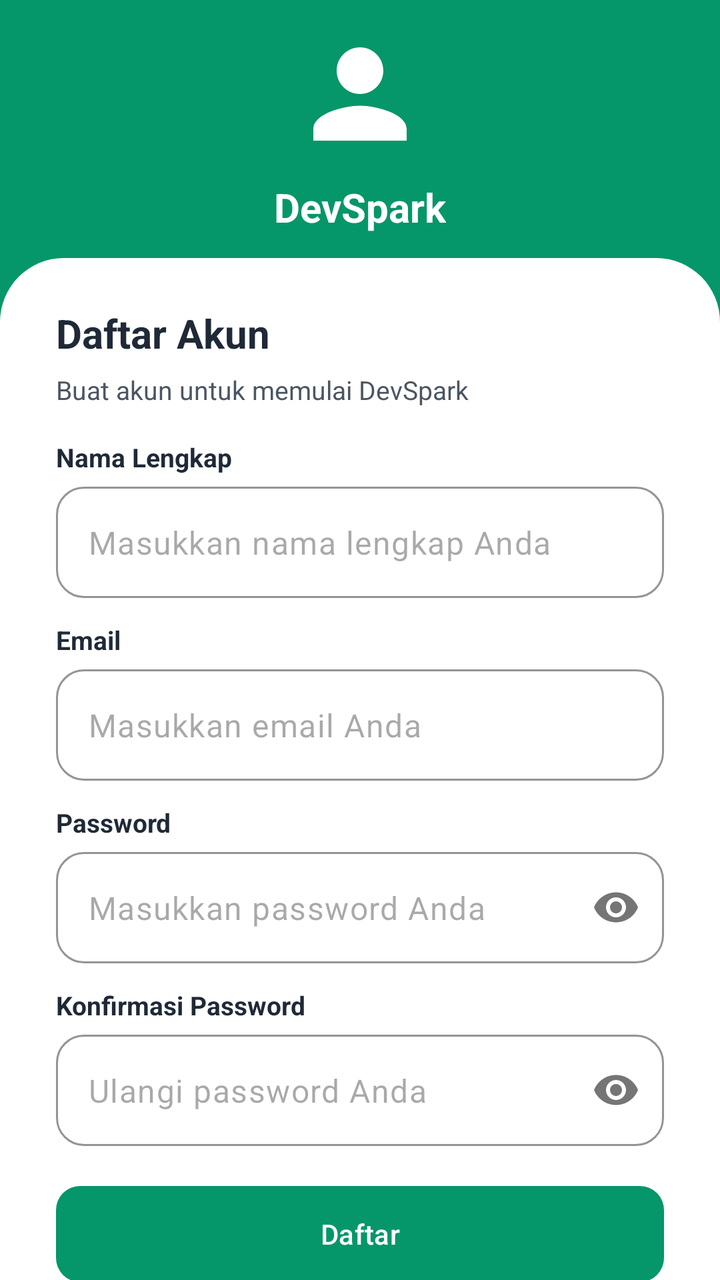
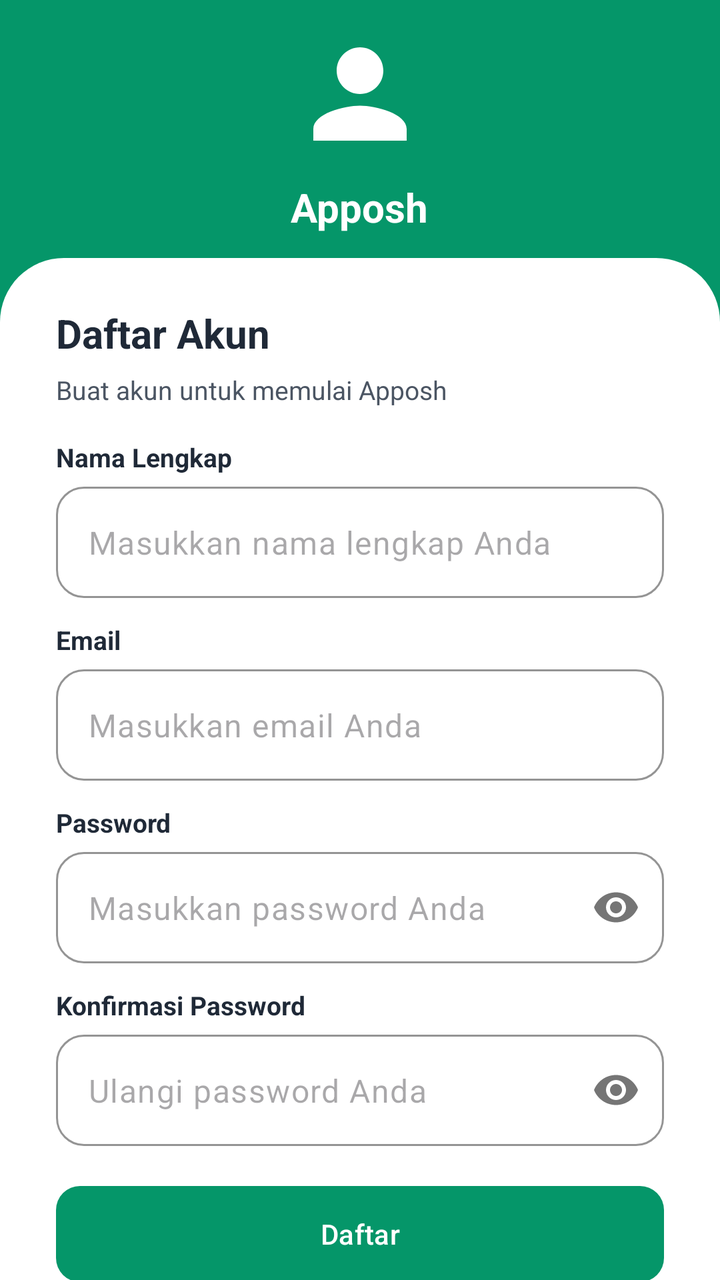

An Android layout rendered at two revisions. The XML below is the earlier revision; the diff shows what the commit changed to produce the second picture.
<!-- AndroidManifest.xml: application theme Theme.PenjualanDev -->
<!-- res/layout/activity_register.xml -->
<?xml version="1.0" encoding="utf-8"?>
<androidx.core.widget.NestedScrollView xmlns:android="http://schemas.android.com/apk/res/android"
    xmlns:app="http://schemas.android.com/apk/res-auto"
    xmlns:tools="http://schemas.android.com/tools"
    android:id="@+id/main_scroll"
    android:layout_width="match_parent"
    android:layout_height="match_parent"
    android:fillViewport="true"
    android:background="@color/colorPrimary"
    tools:context=".RegisterActivity">

    <androidx.constraintlayout.widget.ConstraintLayout
        android:id="@+id/main"
        android:layout_width="match_parent"
        android:layout_height="wrap_content">

        <androidx.constraintlayout.widget.Guideline
            android:id="@+id/guideline_card_top"
            android:layout_width="wrap_content"
            android:layout_height="wrap_content"
            android:orientation="horizontal"
            app:layout_constraintGuide_percent="0.20" />

        
        <LinearLayout
            android:id="@+id/layout_header"
            android:layout_width="0dp"
            android:layout_height="wrap_content"
            android:gravity="center"
            android:orientation="vertical"
            android:paddingHorizontal="24dp"
            android:paddingVertical="12dp"
            app:layout_constraintBottom_toTopOf="@id/guideline_card_top"
            app:layout_constraintEnd_toEndOf="parent"
            app:layout_constraintStart_toStartOf="parent"
            app:layout_constraintTop_toTopOf="parent">

            <ImageView
                android:layout_width="70dp"
                android:layout_height="70dp"
                android:contentDescription="@string/app_name"
                android:src="@drawable/ic_auth_hero" />

            <TextView
                android:layout_width="wrap_content"
                android:layout_height="wrap_content"
                android:layout_marginTop="8dp"
                android:text="DevSpark"
                android:textColor="@color/white"
                android:textSize="20sp"
                android:textStyle="bold" />
        </LinearLayout>

        
        <androidx.core.widget.NestedScrollView
            android:id="@+id/scroll_card"
            android:layout_width="0dp"
            android:layout_height="0dp"
            android:background="@drawable/shape_auth_card"
            android:clipToPadding="false"
            android:fillViewport="true"
            android:overScrollMode="never"
            android:minHeight="400dp"
            app:layout_constraintBottom_toBottomOf="parent"
            app:layout_constraintEnd_toEndOf="parent"
            app:layout_constraintStart_toStartOf="parent"
            app:layout_constraintTop_toTopOf="@id/guideline_card_top">

            <LinearLayout
                android:id="@+id/layout_card_content"
                android:layout_width="match_parent"
                android:layout_height="wrap_content"
                android:orientation="vertical"
                android:paddingHorizontal="28dp"
                android:paddingTop="24dp"
                android:paddingBottom="24dp">

                <TextView
                    android:layout_width="match_parent"
                    android:layout_height="wrap_content"
                    android:text="@string/daftar_akun"
                    android:textColor="@color/colorPrimaryText"
                    android:textSize="20sp"
                    android:textStyle="bold" />

                <TextView
                    android:layout_width="match_parent"
                    android:layout_height="wrap_content"
                    android:layout_marginTop="6dp"
                    android:lineSpacingExtra="2dp"
                    android:text="@string/buat_akun_subtitle"
                    android:textColor="@color/colorSecondaryText"
                    android:textSize="13sp" />

                <TextView
                    android:layout_width="wrap_content"
                    android:layout_height="wrap_content"
                    android:layout_marginTop="16dp"
                    android:text="@string/nama_lengkap"
                    android:textColor="@color/colorPrimaryText"
                    android:textSize="13sp"
                    android:textStyle="bold" />

                <com.google.android.material.textfield.TextInputLayout
                    android:id="@+id/name_layout"
                    style="@style/Widget.App.TextInputLayout.Auth"
                    android:layout_width="match_parent"
                    android:layout_height="wrap_content"
                    android:layout_marginTop="6dp"
                    app:hintEnabled="false">

                    <com.google.android.material.textfield.TextInputEditText
                        android:id="@+id/et_name"
                        android:layout_width="match_parent"
                        android:layout_height="wrap_content"
                        android:hint="@string/hint_nama"
                        android:inputType="textPersonName" />
                </com.google.android.material.textfield.TextInputLayout>

                <TextView
                    android:layout_width="wrap_content"
                    android:layout_height="wrap_content"
                    android:layout_marginTop="12dp"
                    android:text="@string/email"
                    android:textColor="@color/colorPrimaryText"
                    android:textSize="13sp"
                    android:textStyle="bold" />

                <com.google.android.material.textfield.TextInputLayout
                    android:id="@+id/email_layout"
                    style="@style/Widget.App.TextInputLayout.Auth"
                    android:layout_width="match_parent"
                    android:layout_height="wrap_content"
                    android:layout_marginTop="6dp"
                    app:hintEnabled="false">

                    <com.google.android.material.textfield.TextInputEditText
                        android:id="@+id/et_email"
                        android:layout_width="match_parent"
                        android:layout_height="wrap_content"
                        android:hint="@string/hint_email"
                        android:inputType="textEmailAddress" />
                </com.google.android.material.textfield.TextInputLayout>

                <TextView
                    android:layout_width="wrap_content"
                    android:layout_height="wrap_content"
                    android:layout_marginTop="12dp"
                    android:text="@string/password"
                    android:textColor="@color/colorPrimaryText"
                    android:textSize="13sp"
                    android:textStyle="bold" />

                <com.google.android.material.textfield.TextInputLayout
                    android:id="@+id/password_layout"
                    style="@style/Widget.App.TextInputLayout.Auth"
                    android:layout_width="match_parent"
                    android:layout_height="wrap_content"
                    android:layout_marginTop="6dp"
                    app:hintEnabled="false"
                    app:passwordToggleEnabled="true">

                    <com.google.android.material.textfield.TextInputEditText
                        android:id="@+id/et_password"
                        android:layout_width="match_parent"
                        android:layout_height="wrap_content"
                        android:hint="@string/hint_password"
                        android:inputType="textPassword" />
                </com.google.android.material.textfield.TextInputLayout>

                <TextView
                    android:layout_width="wrap_content"
                    android:layout_height="wrap_content"
                    android:layout_marginTop="12dp"
                    android:text="@string/konfirmasi_password"
                    android:textColor="@color/colorPrimaryText"
                    android:textSize="13sp"
                    android:textStyle="bold" />

                <com.google.android.material.textfield.TextInputLayout
                    android:id="@+id/confirm_password_layout"
                    style="@style/Widget.App.TextInputLayout.Auth"
                    android:layout_width="match_parent"
                    android:layout_height="wrap_content"
                    android:layout_marginTop="6dp"
                    app:hintEnabled="false"
                    app:passwordToggleEnabled="true">

                    <com.google.android.material.textfield.TextInputEditText
                        android:id="@+id/et_confirm_password"
                        android:layout_width="match_parent"
                        android:layout_height="wrap_content"
                        android:hint="@string/hint_konfirmasi"
                        android:inputType="textPassword" />
                </com.google.android.material.textfield.TextInputLayout>

                <com.google.android.material.button.MaterialButton
                    android:id="@+id/btn_register"
                    style="@style/Widget.App.Button"
                    android:layout_width="match_parent"
                    android:layout_height="48dp"
                    android:layout_marginTop="20dp"
                    android:text="@string/daftar"
                    app:cornerRadius="12dp" />

                <LinearLayout
                    android:layout_width="match_parent"
                    android:layout_height="wrap_content"
                    android:layout_marginTop="16dp"
                    android:gravity="center"
                    android:orientation="horizontal">

                    <TextView
                        android:layout_width="wrap_content"
                        android:layout_height="wrap_content"
                        android:text="@string/sudah_punya_akun"
                        android:textColor="@color/colorSecondaryText"
                        android:textSize="13sp" />

                    <TextView
                        android:id="@+id/tv_login_link"
                        android:layout_width="wrap_content"
                        android:layout_height="wrap_content"
                        android:text="@string/masuk"
                        android:textColor="@color/colorPrimary"
                        android:textSize="13sp"
                        android:textStyle="bold" />
                </LinearLayout>

            </LinearLayout>
        </androidx.core.widget.NestedScrollView>

    </androidx.constraintlayout.widget.ConstraintLayout>

</androidx.core.widget.NestedScrollView>
<!-- resources referenced by this layout -->
<resources>
  <color name="colorPrimary">#059669</color>
  <color name="colorPrimaryText">#1F2937</color>
  <color name="colorSecondaryText">#4B5563</color>
  <color name="white">#FFFFFFFF</color>
  <!-- drawable ic_auth_hero (drawable) -->
  <?xml version="1.0" encoding="utf-8"?>
  <vector xmlns:android="http://schemas.android.com/apk/res/android"
      android:width="120dp"
      android:height="120dp"
      android:viewportWidth="24"
      android:viewportHeight="24">
      <path
          android:fillColor="@color/white"
          android:pathData="M12,12c2.21,0 4,-1.79 4,-4s-1.79,-4 -4,-4 -4,1.79 -4,4 1.79,4 4,4zM12,14c-2.67,0 -8,1.34 -8,4v2h16v-2c0,-2.66 -5.33,-4 -8,-4z" />
  </vector>
  <!-- drawable shape_auth_card (drawable) -->
  <?xml version="1.0" encoding="utf-8"?>
  <shape xmlns:android="http://schemas.android.com/apk/res/android"
      android:shape="rectangle">
      <solid android:color="@color/colorAuthCardBackground" />
      <corners
          android:topLeftRadius="32dp"
          android:topRightRadius="32dp" />
  </shape>
  <string name="app_name">DevSpark</string>
  <string name="buat_akun_subtitle">Buat akun untuk memulai DevSpark</string>
  <string name="daftar">Daftar</string>
  <string name="daftar_akun">Daftar Akun</string>
  <string name="email">Email</string>
  <string name="hint_email">Masukkan email Anda</string>
  <string name="hint_konfirmasi">Ulangi password Anda</string>
  <string name="hint_nama">Masukkan nama lengkap Anda</string>
  <string name="hint_password">Masukkan password Anda</string>
  <string name="konfirmasi_password">Konfirmasi Password</string>
  <string name="masuk">  Masuk</string>
  <string name="nama_lengkap">Nama Lengkap</string>
  <string name="password">Password</string>
  <string name="sudah_punya_akun">Sudah punya akun? </string>
  <style name="Widget.App.Button" parent="Widget.Material3.Button">
          <item name="cornerRadius">12dp</item>
          <item name="android:minHeight">48dp</item>
          <item name="backgroundTint">@color/colorPrimary</item>
          <item name="android:textColor">@color/white</item>
          <item name="android:insetTop">0dp</item>
          <item name="android:insetBottom">0dp</item>
      </style>
  <style name="Widget.App.TextInputLayout.Auth" parent="Widget.Material3.TextInputLayout.OutlinedBox">
          <item name="boxCornerRadiusTopStart">14dp</item>
          <item name="boxCornerRadiusTopEnd">14dp</item>
          <item name="boxCornerRadiusBottomStart">14dp</item>
          <item name="boxCornerRadiusBottomEnd">14dp</item>
          <item name="boxStrokeColor">@color/colorOutlineStroke</item>
      </style>
  <style name="Theme.PenjualanDev" parent="Base.Theme.PenjualanDev" />
  <color name="colorAuthCardBackground">#FFFFFF</color>
  <color name="colorOutlineStroke">#D1D5DB</color>
  <color name="colorOnPrimary">#FFFFFF</color>
  <color name="colorSecondary">#D1FAE5</color>
  <color name="colorOnSecondary">#064E3B</color>
  <color name="colorScreenBackground">#F9FAFB</color>
  <color name="colorCardBackground">#FFFFFF</color>
  <color name="colorSurfaceContainerLow">#F3F4F6</color>
  <color name="colorSurfaceContainerLowest">#FFFFFF</color>
  <color name="red">#EF4444</color>
  <!-- unchanged entries left out for length: 1 -->
</resources>

<!-- the commit's change to res/layout/activity_register.xml (unified diff, before → after) -->
@@ -45,7 +45,7 @@
                 android:layout_width="wrap_content"
                 android:layout_height="wrap_content"
                 android:layout_marginTop="8dp"
-                android:text="DevSpark"
+                android:text="Apposh"
                 android:textColor="@color/white"
                 android:textSize="20sp"
                 android:textStyle="bold" />
<!-- resource entries referenced after the edit -->
@@ -24,8 +24,8 @@
           android:topLeftRadius="32dp"
           android:topRightRadius="32dp" />
   </shape>
-  <string name="app_name">DevSpark</string>
-  <string name="buat_akun_subtitle">Buat akun untuk memulai DevSpark</string>
+  <string name="app_name">Apposh</string>
+  <string name="buat_akun_subtitle">Buat akun untuk memulai Apposh</string>
   <string name="daftar">Daftar</string>
   <string name="daftar_akun">Daftar Akun</string>
   <string name="email">Email</string>
